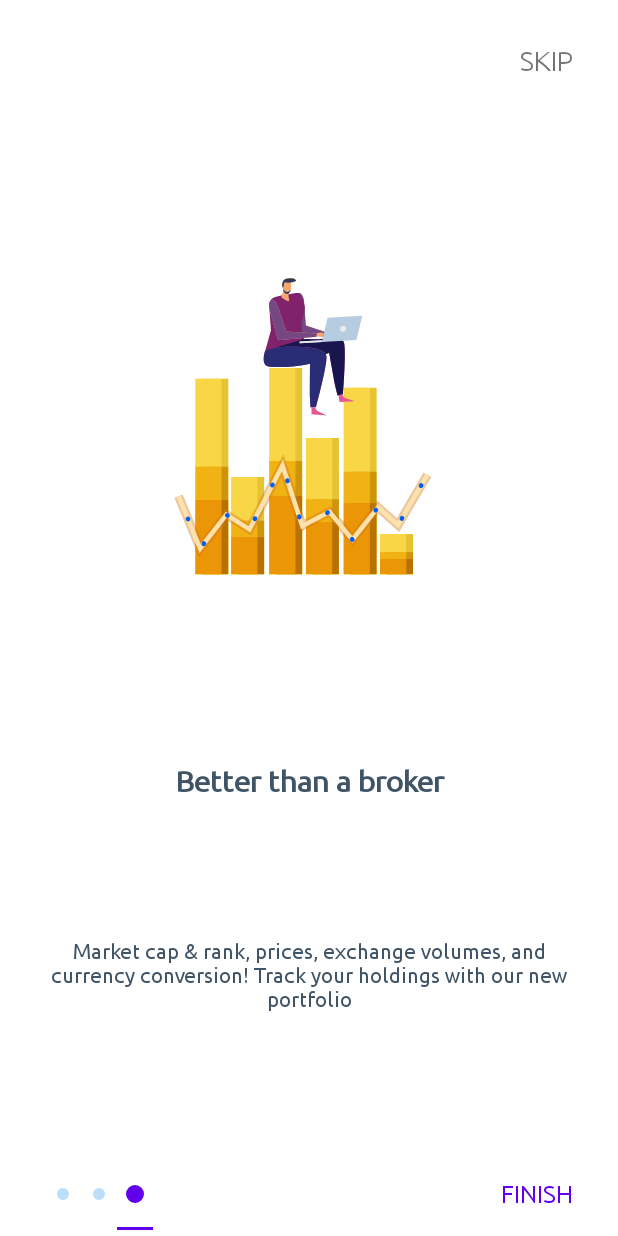
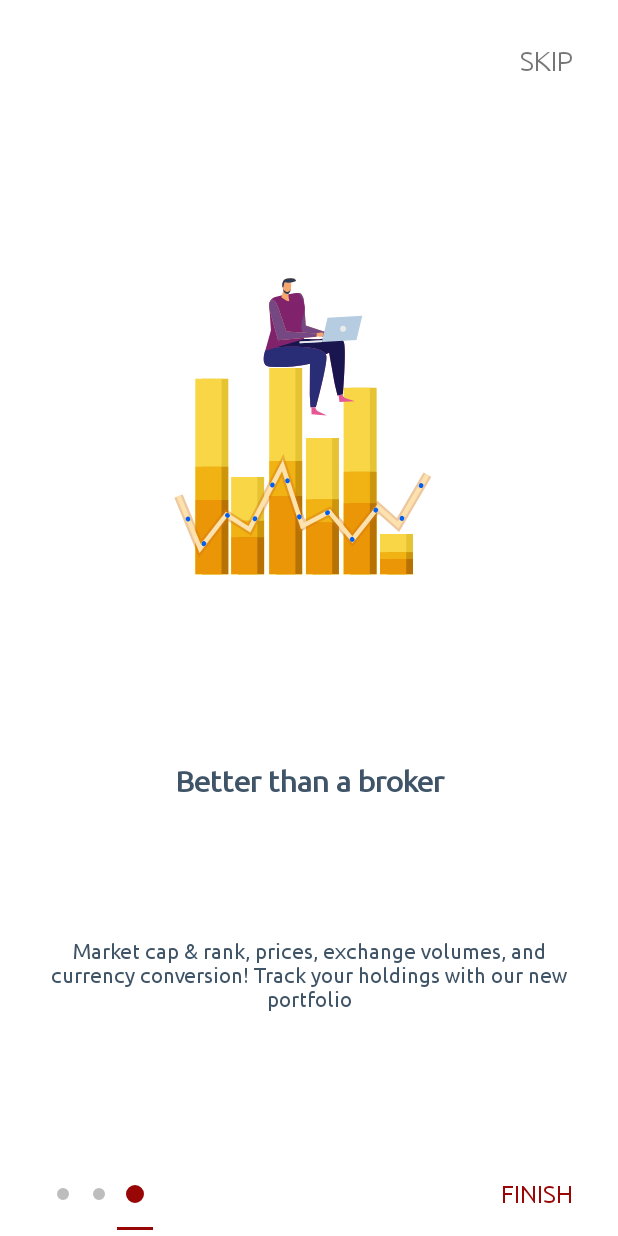
Before and after one commit to tetianakushniruk/CryptoView, an Android app: the screen it shows after launch (OnboardingActivity), item 3 of the bottom bar chosen, on a phone screen of 412 x 824 dp. Run offline under Robolectric (Android 15) with nearby library versions, the phone set to English and light mode, and no system bars; our stand-ins replace Dagger/Hilt's generated code.

Commit message:
Change theme

```diff
--- a/app/src/main/java/com/example/cryptoview/presentation/coindetails/CoinDetailsActivity.kt
+++ b/app/src/main/java/com/example/cryptoview/presentation/coindetails/CoinDetailsActivity.kt
@@ -200,6 +200,7 @@ class CoinDetailsActivity : AppCompatActivity() {
         cartesian.xAxis(0).labels().padding(5.0, 5.0, 5.0, 5.0)
         val series: Line = cartesian.line(seriesData)
         series.name(coin?.name)
+        series.stroke("green")
         series.hovered().markers().enabled(true)
         series.hovered().markers()
             .type(MarkerType.CIRCLE)
--- a/app/src/main/res/drawable/header_background.xml
+++ b/app/src/main/res/drawable/header_background.xml
@@ -5,6 +5,6 @@
     android:viewportWidth="375"
     android:viewportHeight="94">
     <path
-        android:pathData="M218.175,94c-12.377,0 -20.53,-6.223 -28.414,-12.241 -7.732,-5.9 -15.035,-11.477 -25.914,-11.477 -6.635,0 -14.211,3.722 -22.232,7.663 -9.173,4.507 -18.659,9.167 -28.153,9.167A49.856,49.856 0,0 1,99.292 85.1a98.4,98.4 0,0 1,-11.67 -4.473c-6.838,-2.967 -13.909,-6.035 -23.809,-6.74 -2.925,-0.208 -5.9,-0.314 -8.851,-0.314a131.471,131.471 0,0 0,-39.6 6.223A96.441,96.441 0,0 0,0 86.016L0,0L375,0v85.885a27.153,27.153 0,0 1,-5.007 0.278c-4.412,0 -12.909,-0.366 -28.336,-2.107 -6.951,-0.785 -15.6,-2.942 -24.747,-5.225 -12.39,-3.091 -25.2,-6.288 -35.023,-6.36h-0.342c-13.353,0 -23.858,5.765 -34.018,11.34C237.978,89.05 228.958,94 218.175,94Z"
+        android:pathData="M0,0h375v80.885c0,5.523-4.477,10-10,10H10c-5.523,0-10-4.477-10-10v-80.885z"
         android:fillColor="@color/colorPrimary"/>
 </vector>
--- a/app/src/main/res/drawable/onboarding_unselected_dot.xml
+++ b/app/src/main/res/drawable/onboarding_unselected_dot.xml
@@ -6,7 +6,7 @@
             android:shape="ring"
             android:thickness="4dp"
             android:useLevel="false">
-            <solid android:color="@color/md_blue_100" />
+            <solid android:color="@color/md_grey_400" />
         </shape>
     </item>
 </layer-list>
--- a/app/src/main/res/drawable/rounded_image_background.xml
+++ b/app/src/main/res/drawable/rounded_image_background.xml
@@ -1,6 +1,6 @@
 <?xml version="1.0" encoding="utf-8"?>
 <shape xmlns:android="http://schemas.android.com/apk/res/android"
     android:shape="rectangle">
-    <solid android:color="@color/md_grey_200" />
+    <solid android:color="@color/light_gray_background" />
     <corners android:radius="5dp"/>
 </shape>
--- a/app/src/main/res/drawable/rounded_rect_bg_nav.xml
+++ b/app/src/main/res/drawable/rounded_rect_bg_nav.xml
@@ -3,7 +3,7 @@
 
 <item>
     <shape android:shape="rectangle">
-        <solid android:color="#202196F3"/>
+        <solid android:color="#20F32121"/>
         <corners android:radius="30dp"/>
     </shape>
 </item>
--- a/app/src/main/res/layout/fragment_markets.xml
+++ b/app/src/main/res/layout/fragment_markets.xml
@@ -22,7 +22,7 @@
         <androidx.constraintlayout.widget.ConstraintLayout
             android:id="@+id/layout_header"
             android:layout_width="match_parent"
-            android:layout_height="200dp"
+            android:layout_height="160dp"
             app:layout_constraintTop_toTopOf="parent"
             app:layout_constraintStart_toStartOf="parent">
 
@@ -65,7 +65,7 @@
                     android:layout_height="40dp"
                     android:text="@string/crypto_currencies"
                     app:toggle_backgroundColor="@color/primaryCardBackgroundColor"
-                    app:toggle_selectedBackgroundColor="#5e6fed"
+                    app:toggle_selectedBackgroundColor="@color/md_red_600"
                     app:toggle_iconGravity="center"
                     app:toggle_iconPadding="25dp"/>
 
@@ -75,7 +75,7 @@
                     android:layout_height="40dp"
                     android:text="@string/exchanges"
                     app:toggle_backgroundColor="@color/primaryCardBackgroundColor"
-                    app:toggle_selectedBackgroundColor="#5e6fed"
+                    app:toggle_selectedBackgroundColor="@color/md_red_600"
                     app:toggle_iconGravity="center"
                     app:toggle_iconPadding="25dp"/>
 
--- a/app/src/main/res/layout/fragment_wallet.xml
+++ b/app/src/main/res/layout/fragment_wallet.xml
@@ -8,7 +8,7 @@
 
     <LinearLayout
         android:layout_width="match_parent"
-        android:layout_height="200dp"
+        android:layout_height="160dp"
         android:background="@drawable/header_background"
         android:orientation="vertical">
 
--- a/app/src/main/res/values/colors.xml
+++ b/app/src/main/res/values/colors.xml
@@ -8,8 +8,8 @@
     <color name="black">#FF000000</color>
     <color name="white">#FFFFFFFF</color>
 
-    <color name="colorPrimary">@color/purple_500</color>
-    <color name="colorPrimaryDark">@color/purple_700</color>
+    <color name="colorPrimary">@color/md_red_A700</color>
+    <color name="colorPrimaryDark">@color/md_grey_900</color>
     <color name="colorAccent">@color/md_amber_500</color>
 
     <color name="light_grey">#ABABAB</color>
@@ -38,7 +38,7 @@
     <color name="md_red_A100">#FF8A80</color>
     <color name="md_red_A200">#FF5252</color>
     <color name="md_red_A400">#FF1744</color>
-    <color name="md_red_A700">#D50000</color>
+    <color name="md_red_A700">#990606</color>
 
     <!-- pinks -->
     <color name="md_pink_50">#FCE4EC</color>
--- a/app/src/main/res/values/ic_launcher_background.xml
+++ b/app/src/main/res/values/ic_launcher_background.xml
@@ -1,4 +1,4 @@
 <?xml version="1.0" encoding="utf-8"?>
 <resources>
-    <color name="ic_launcher_background">#2196F3</color>
+    <color name="ic_launcher_background">#4CAF50</color>
 </resources>
--- a/app/src/main/res/values/themes.xml
+++ b/app/src/main/res/values/themes.xml
@@ -3,12 +3,12 @@
     <style name="Theme.CryptoView" parent="Theme.MaterialComponents.Light.NoActionBar">
         <!-- Primary brand color. -->
         <item name="colorPrimary">@color/colorPrimary</item>
-        <item name="colorPrimaryVariant">@color/colorPrimaryDark</item>
+        <item name="colorPrimaryVariant">@color/md_grey_900</item>
         <item name="colorOnPrimary">@color/white</item>
         <!-- Secondary brand color. -->
-        <item name="colorSecondary">@color/teal_200</item>
-        <item name="colorSecondaryVariant">@color/teal_700</item>
-        <item name="colorOnSecondary">@color/black</item>
+        <item name="colorSecondary">@color/md_light_green_500</item>
+        <item name="colorSecondaryVariant">@color/md_green_600</item>
+        <item name="colorOnSecondary">@color/md_grey_900</item>
         <!-- Status bar color. -->
         <item name="android:statusBarColor">?attr/colorPrimaryVariant</item>
         <!-- Customize your theme here. -->
```
Also changed, not shown: app/src/main/res/layout/activity_coin_details.xml (+9 -8 lines), app/src/main/res/layout/adapter_exchange_crypto.xml (+5 -2 lines), app/src/main/res/layout/fragment_home.xml (+4 -4 lines), app/src/main/res/drawable/wanchain.png.
